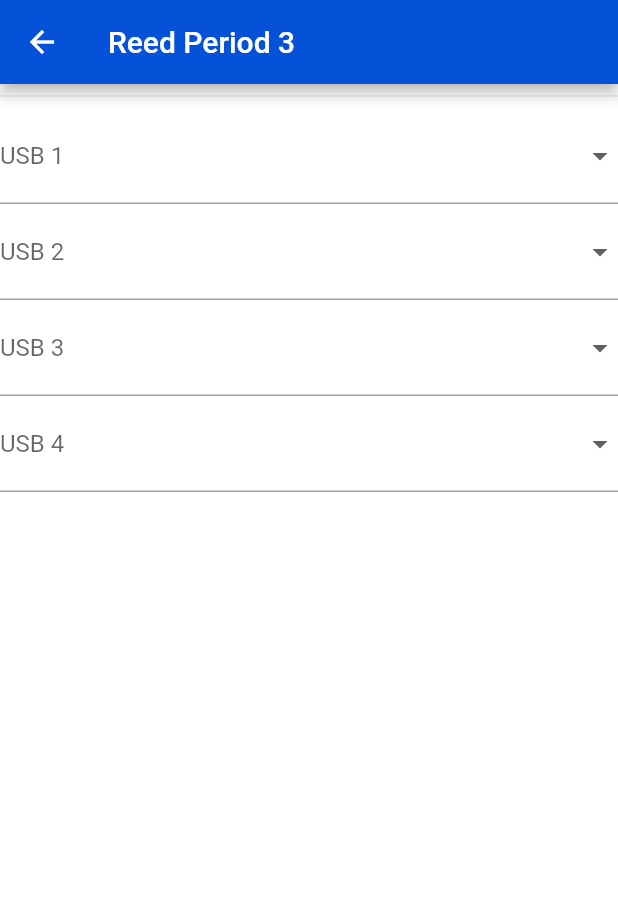
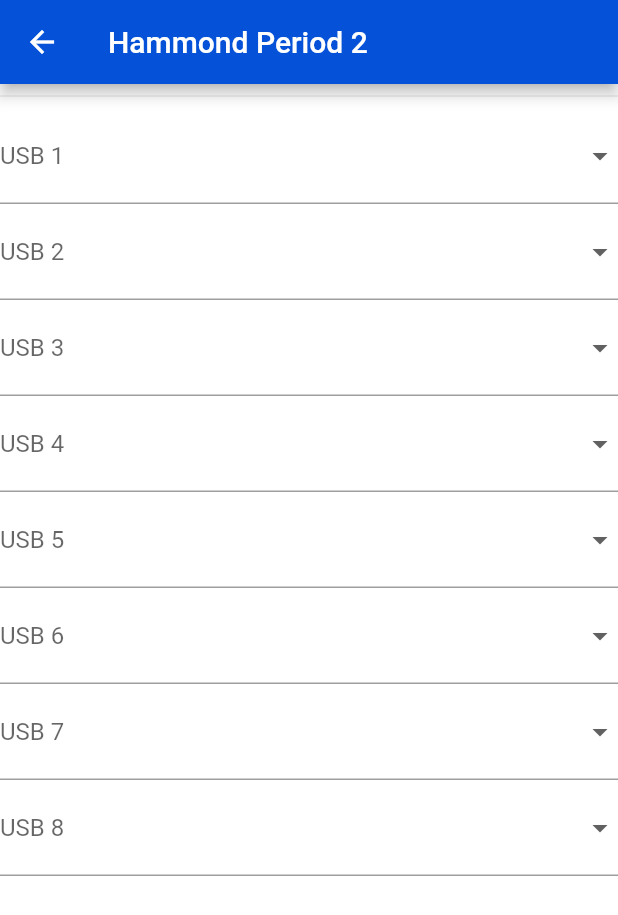
Before and after one commit to Josh-JB/usb-checkout-system, a Flutter app: the RPeriod3 screen opened directly, on a phone screen of 412 x 824 dp. Shown: the top 915 px of the screen. Run offline on Flutter 3.47's test engine with Material 2 defaults, Android fonts, the phone set to English and light mode, and no system bars; our stand-ins replace flutter_form_builder, shared_preferences; accounts and stored records are empty.

Commit message:
finished easter egg, made touches to the thing

```diff
--- a/lib/Reed/Period3.dart
+++ b/lib/Reed/Period3.dart
@@ -9,6 +9,7 @@ class RPeriod3 extends StatefulWidget {
 }
 
 List StudentsList = [
+  "",
   "Joshua Dial",
   "Owen Felise",
   "McKenzie Frazier",
@@ -36,7 +37,7 @@ class _RPeriod3State extends State<RPeriod3> {
   Widget build(BuildContext context) {
     return Scaffold(
       appBar: AppBar(
-        title: const Text('Reed Period 3'),
+        title: const Text('Hammond Period 2'),
       ),
       body: Center(
         child: Column(
@@ -71,6 +72,34 @@ class _RPeriod3State extends State<RPeriod3> {
                       DropdownMenuItem(value: e, child: Text(e.toString())))
                   .toList(),
             ),
+            FormBuilderDropdown(
+              name: "Students",
+              decoration: const InputDecoration(labelText: "USB 5"),
+              items: StudentsList.map((e) =>
+                      DropdownMenuItem(value: e, child: Text(e.toString())))
+                  .toList(),
+            ),
+            FormBuilderDropdown(
+              name: "Students",
+              decoration: const InputDecoration(labelText: "USB 6"),
+              items: StudentsList.map((e) =>
+                      DropdownMenuItem(value: e, child: Text(e.toString())))
+                  .toList(),
+            ),
+            FormBuilderDropdown(
+              name: "Students",
+              decoration: const InputDecoration(labelText: "USB 7"),
+              items: StudentsList.map((e) =>
+                      DropdownMenuItem(value: e, child: Text(e.toString())))
+                  .toList(),
+            ),
+            FormBuilderDropdown(
+              name: "Students",
+              decoration: const InputDecoration(labelText: "USB 8"),
+              items: StudentsList.map((e) =>
+                      DropdownMenuItem(value: e, child: Text(e.toString())))
+                  .toList(),
+            ),
             const Spacer(),
           ],
         ),
```
Also changed, not shown: lib/Reed/Period2.dart (+30 -1 lines), lib/Reed/Period4.dart (+30 -1 lines).
